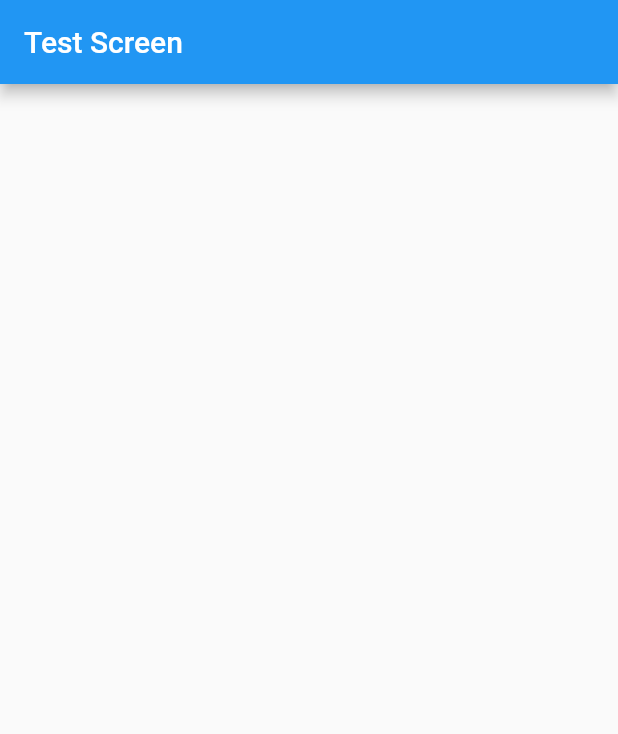
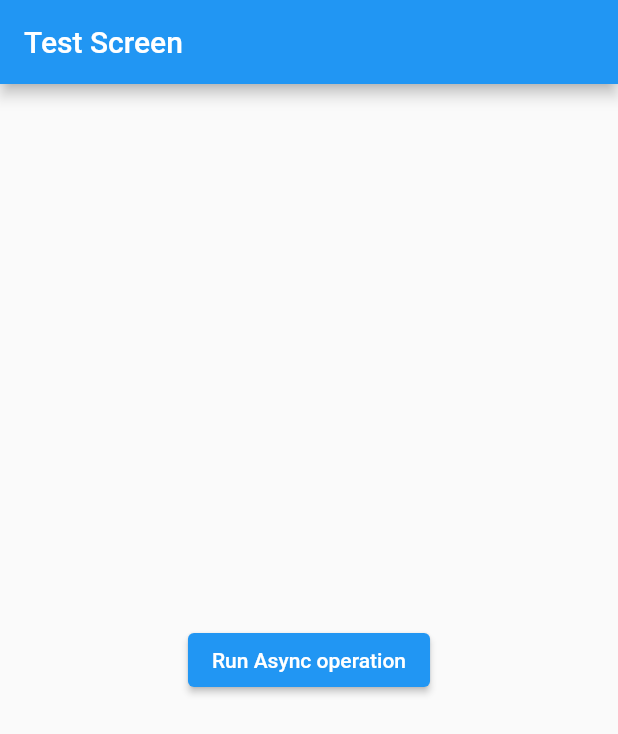
Before and after one commit to ExpertKiD/flutter_testing_demo, a Flutter app: the screen it shows after launch, on a phone screen of 412 x 824 dp. Shown: the top 734 px of the screen. Run offline on Flutter 3.47's test engine with Material 2 defaults, Android fonts, the phone set to English and light mode, and no system bars.

Commit message:
Add two methods one gives error and one succeeds

```diff
--- a/lib/screens/test.dart
+++ b/lib/screens/test.dart
@@ -9,7 +9,26 @@ class TestScreen extends StatelessWidget {
       appBar: AppBar(
         title: Text('Test Screen'),
       ),
-      body: Container(),
+      body: Center(
+          child: ElevatedButton(
+              onPressed: () async {
+                await methodWithSuccess();
+                await methodWithError();
+              },
+              child: Text('Run Async operation'))),
     );
   }
+
+  Future methodWithError() async {
+    await Future.delayed(Duration(seconds: 2));
+
+    throw Future.error('Error, I was meant to do this!');
+
+    print('I will never be called!');
+  }
+
+  Future methodWithSuccess() async {
+    await Future.delayed(Duration(seconds: 2));
+    print('Method succeeded');
+  }
 }
```
